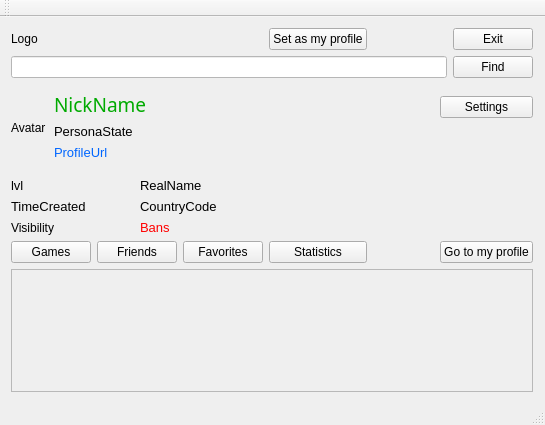
Before: the Qt Designer form AraSteamManager/mainwindow.ui in Arankir/AraSteamManager, drawn with Qt 5.
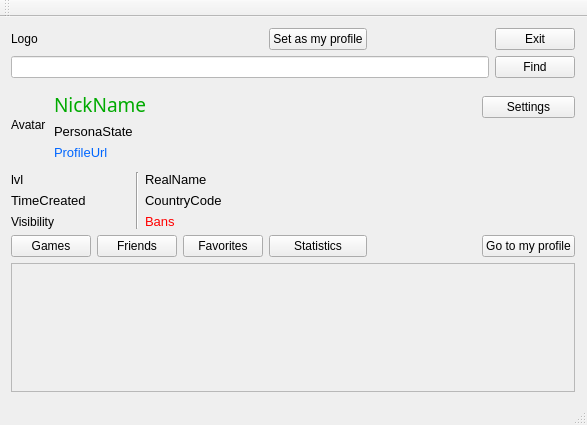
After: the same form once the commit is applied.

```diff
--- a/AraSteamManager/mainwindow.ui
+++ b/AraSteamManager/mainwindow.ui
@@ -6,7 +6,7 @@
    <rect>
     <x>0</x>
     <y>0</y>
-    <width>545</width>
+    <width>587</width>
     <height>425</height>
    </rect>
   </property>
@@ -15,91 +15,57 @@
   </property>
   <widget class="QWidget" name="centralWidget">
    <layout class="QGridLayout" name="gridLayout">
-    <item row="9" column="0" colspan="3">
-     <widget class="QLabel" name="Labellvl">
-      <property name="font">
-       <font>
-        <pointsize>10</pointsize>
-       </font>
-      </property>
+    <item row="12" column="5">
+     <widget class="QPushButton" name="ButtonFavorites">
       <property name="text">
-       <string>lvl</string>
+       <string>Favorites</string>
       </property>
      </widget>
     </item>
-    <item row="1" column="8">
-     <widget class="QPushButton" name="ButtonFindProfile">
-      <property name="enabled">
-       <bool>true</bool>
-      </property>
-      <property name="text">
-       <string>Find</string>
-      </property>
-     </widget>
-    </item>
-    <item row="11" column="0" colspan="3">
+    <item row="10" column="0" colspan="3">
      <widget class="QLabel" name="LabelProfileVisibility">
       <property name="text">
        <string>Visibility</string>
       </property>
      </widget>
     </item>
-    <item row="5" column="1" colspan="8">
-     <widget class="QLabel" name="LabelPersonaState">
-      <property name="font">
-       <font>
-        <pointsize>10</pointsize>
-       </font>
-      </property>
+    <item row="12" column="6">
+     <widget class="QPushButton" name="ButtonStatistics">
       <property name="text">
-       <string>PersonaState</string>
-      </property>
-      <property name="alignment">
-       <set>Qt::AlignLeading|Qt::AlignLeft|Qt::AlignTop</set>
+       <string>Statistics</string>
       </property>
      </widget>
     </item>
-    <item row="3" column="1" rowspan="2" colspan="5">
-     <widget class="QLabel" name="LabelNick">
+    <item row="6" column="1" colspan="9">
+     <widget class="QLabel" name="LabelProfileUrl">
       <property name="font">
        <font>
-        <family>Mongolian Baiti</family>
-        <pointsize>14</pointsize>
+        <pointsize>10</pointsize>
        </font>
       </property>
       <property name="styleSheet">
-       <string notr="true">color:rgb(0, 170, 0)</string>
+       <string notr="true">color: rgb(0, 102, 255);</string>
       </property>
       <property name="text">
-       <string>NickName</string>
+       <string>ProfileUrl</string>
       </property>
      </widget>
     </item>
-    <item row="9" column="3" colspan="2">
-     <widget class="QLabel" name="LabelRealName">
-      <property name="font">
-       <font>
-        <pointsize>10</pointsize>
-       </font>
-      </property>
+    <item row="0" column="0">
+     <widget class="QLabel" name="LabelLogo">
       <property name="text">
-       <string>RealName</string>
+       <string>Logo</string>
       </property>
      </widget>
     </item>
-    <item row="10" column="3" colspan="2">
-     <widget class="QLabel" name="LabelLocCountryCode">
-      <property name="font">
-       <font>
-        <pointsize>10</pointsize>
-       </font>
+    <item row="8" column="3" rowspan="3">
+     <widget class="Line" name="line">
+      <property name="orientation">
+       <enum>Qt::Vertical</enum>
       </property>
-      <property name="text">
-       <string>CountryCode</string>
-      </property>
      </widget>
     </item>
-    <item row="14" column="0" colspan="2">
+    <item row="12" column="0" colspan="2">
      <widget class="QPushButton" name="ButtonGames">
       <property name="enabled">
        <bool>true</bool>
@@ -109,26 +75,21 @@
       </property>
      </widget>
     </item>
-    <item row="10" column="0" colspan="3">
-     <widget class="QLabel" name="LabelTimeCreated">
-      <property name="font">
-       <font>
-        <pointsize>10</pointsize>
-       </font>
-      </property>
+    <item row="12" column="8" colspan="2">
+     <widget class="QPushButton" name="ButtonGoToMyProfile">
       <property name="text">
-       <string>TimeCreated</string>
+       <string>Go to my profile</string>
       </property>
      </widget>
     </item>
-    <item row="14" column="2" colspan="2">
+    <item row="12" column="2" colspan="3">
      <widget class="QPushButton" name="ButtonFriends">
       <property name="text">
        <string>Friends</string>
       </property>
      </widget>
     </item>
-    <item row="11" column="3" colspan="6">
+    <item row="10" column="4" colspan="6">
      <widget class="QLabel" name="LabelBans">
       <property name="font">
        <font>
@@ -143,70 +104,56 @@
       </property>
      </widget>
     </item>
-    <item row="14" column="5">
-     <widget class="QPushButton" name="ButtonStatistics">
-      <property name="text">
-       <string>Statistics</string>
+    <item row="5" column="1" colspan="9">
+     <widget class="QLabel" name="LabelPersonaState">
+      <property name="font">
+       <font>
+        <pointsize>10</pointsize>
+       </font>
       </property>
-     </widget>
-    </item>
-    <item row="0" column="0">
-     <widget class="QLabel" name="LabelLogo">
       <property name="text">
-       <string>Logo</string>
+       <string>PersonaState</string>
       </property>
-     </widget>
-    </item>
-    <item row="25" column="9">
-     <spacer name="verticalSpacer">
-      <property name="orientation">
-       <enum>Qt::Vertical</enum>
+      <property name="alignment">
+       <set>Qt::AlignLeading|Qt::AlignLeft|Qt::AlignTop</set>
       </property>
-      <property name="sizeHint" stdset="0">
-       <size>
-        <width>1</width>
-        <height>40</height>
-       </size>
-      </property>
-     </spacer>
-    </item>
-    <item row="2" column="0" rowspan="7">
-     <widget class="QLabel" name="LabelAvatar">
-      <property name="text">
-       <string>Avatar</string>
-      </property>
      </widget>
     </item>
-    <item row="14" column="4">
-     <widget class="QPushButton" name="ButtonFavorites">
-      <property name="text">
-       <string>Favorites</string>
-      </property>
-     </widget>
-    </item>
-    <item row="0" column="8">
+    <item row="0" column="9">
      <widget class="QPushButton" name="ButtonExit">
       <property name="text">
        <string>Exit</string>
       </property>
      </widget>
     </item>
-    <item row="6" column="1" colspan="8">
-     <widget class="QLabel" name="LabelProfileUrl">
+    <item row="0" column="6">
+     <widget class="QPushButton" name="ButtonSetProfile">
+      <property name="text">
+       <string>Set as my profile</string>
+      </property>
+     </widget>
+    </item>
+    <item row="8" column="0" colspan="3">
+     <widget class="QLabel" name="Labellvl">
       <property name="font">
        <font>
         <pointsize>10</pointsize>
        </font>
       </property>
+      <property name="text">
+       <string>lvl</string>
+      </property>
+     </widget>
+    </item>
+    <item row="1" column="0" colspan="9">
+     <widget class="QLineEdit" name="LineEditIdProfile">
       <property name="styleSheet">
-       <string notr="true">color: rgb(0, 102, 255);</string>
-      </property>
-      <property name="text">
-       <string>ProfileUrl</string>
+       <string notr="true">background-color: rgb(255, 255, 255);
+color: rgb(26, 26, 26);</string>
       </property>
      </widget>
     </item>
-    <item row="25" column="0" colspan="9">
+    <item row="23" column="0" colspan="10">
      <widget class="QScrollArea" name="ScrollAreaForm">
       <property name="widgetResizable">
        <bool>true</bool>
@@ -216,21 +163,45 @@
         <rect>
          <x>0</x>
          <y>0</y>
-         <width>518</width>
+         <width>560</width>
          <height>115</height>
         </rect>
        </property>
       </widget>
      </widget>
     </item>
-    <item row="0" column="5">
-     <widget class="QPushButton" name="ButtonSetProfile">
+    <item row="9" column="0" colspan="3">
+     <widget class="QLabel" name="LabelTimeCreated">
+      <property name="font">
+       <font>
+        <pointsize>10</pointsize>
+       </font>
+      </property>
       <property name="text">
-       <string>Set as my profile</string>
+       <string>TimeCreated</string>
       </property>
      </widget>
     </item>
-    <item row="4" column="6">
+    <item row="2" column="0" rowspan="6">
+     <widget class="QLabel" name="LabelAvatar">
+      <property name="text">
+       <string>Avatar</string>
+      </property>
+     </widget>
+    </item>
+    <item row="9" column="4" colspan="2">
+     <widget class="QLabel" name="LabelLocCountryCode">
+      <property name="font">
+       <font>
+        <pointsize>10</pointsize>
+       </font>
+      </property>
+      <property name="text">
+       <string>CountryCode</string>
+      </property>
+     </widget>
+    </item>
+    <item row="4" column="7">
      <spacer name="horizontalSpacer">
       <property name="orientation">
        <enum>Qt::Horizontal</enum>
@@ -243,25 +214,61 @@
       </property>
      </spacer>
     </item>
-    <item row="4" column="7" colspan="2">
+    <item row="4" column="8" colspan="2">
      <widget class="QPushButton" name="ButtonSettings">
       <property name="text">
        <string>Settings</string>
       </property>
      </widget>
     </item>
-    <item row="14" column="7" colspan="2">
-     <widget class="QPushButton" name="ButtonGoToMyProfile">
+    <item row="1" column="9">
+     <widget class="QPushButton" name="ButtonFindProfile">
+      <property name="enabled">
+       <bool>true</bool>
+      </property>
       <property name="text">
-       <string>Go to my profile</string>
+       <string>Find</string>
       </property>
      </widget>
     </item>
-    <item row="1" column="0" colspan="8">
-     <widget class="QLineEdit" name="LineEditIdProfile">
+    <item row="8" column="4" colspan="2">
+     <widget class="QLabel" name="LabelRealName">
+      <property name="font">
+       <font>
+        <pointsize>10</pointsize>
+       </font>
+      </property>
+      <property name="text">
+       <string>RealName</string>
+      </property>
+     </widget>
+    </item>
+    <item row="23" column="10">
+     <spacer name="verticalSpacer">
+      <property name="orientation">
+       <enum>Qt::Vertical</enum>
+      </property>
+      <property name="sizeHint" stdset="0">
+       <size>
+        <width>1</width>
+        <height>40</height>
+       </size>
+      </property>
+     </spacer>
+    </item>
+    <item row="3" column="1" rowspan="2" colspan="6">
+     <widget class="QLabel" name="LabelNick">
+      <property name="font">
+       <font>
+        <family>Mongolian Baiti</family>
+        <pointsize>14</pointsize>
+       </font>
+      </property>
       <property name="styleSheet">
-       <string notr="true">background-color: rgb(255, 255, 255);
-color: rgb(26, 26, 26);</string>
+       <string notr="true">color:rgb(0, 170, 0)</string>
+      </property>
+      <property name="text">
+       <string>NickName</string>
       </property>
      </widget>
     </item>
```
Left out of the diff: 2 changed lines with no effect on the pictures.
